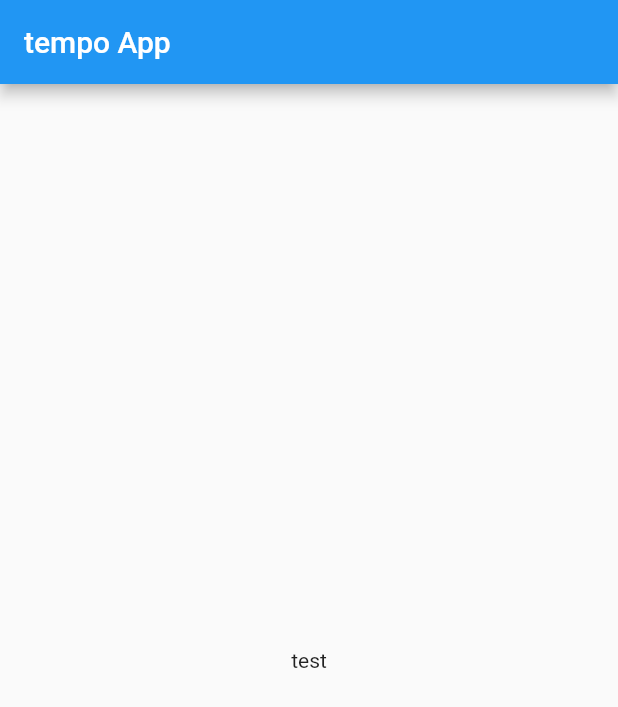
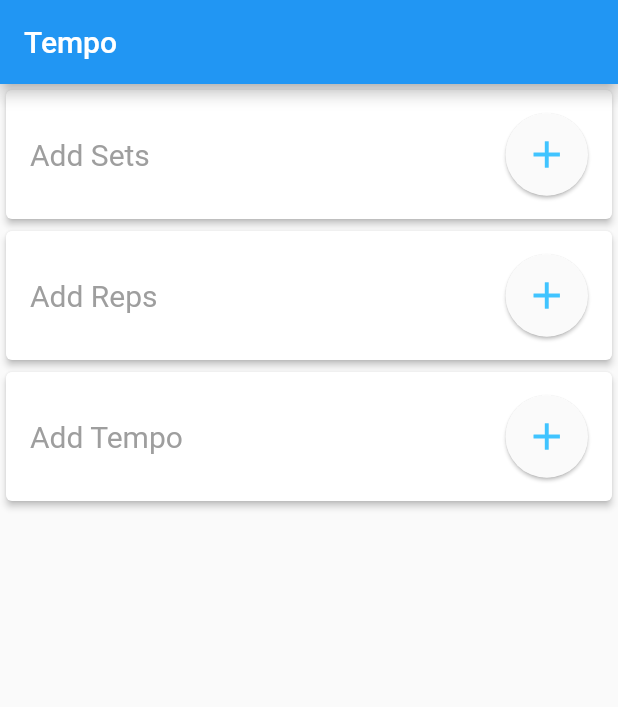
Before and after one commit to djock/intervals, a Flutter app: the screen it shows after launch, on a phone screen of 412 x 824 dp. Shown: the top 707 px of the screen. Run offline on Flutter 3.47's test engine with Material 2 defaults, Android fonts, the phone set to English and light mode, and no system bars; our stand-ins replace flutter_riverpod.

Commit message:
Tempo Settings

```diff
--- a/lib/main.dart
+++ b/lib/main.dart
@@ -1,7 +1,7 @@
 import 'package:flutter/material.dart';
 import 'package:flutter/services.dart';
 import 'package:flutter_riverpod/flutter_riverpod.dart';
-import 'package:focus/screens/configuration_screen.dart';
+import 'package:focus/screens/timer_settings_screen.dart';
 
 void main() {
   Future.delayed(Duration(milliseconds: 1)).then(
@@ -25,9 +25,9 @@ void main() {
       theme: ThemeData(
         fontFamily: 'Roboto',
       ),
-      initialRoute: ConfigurationScreen.id,
+      initialRoute: TimerSettingsScreen.id,
       routes: {
-        ConfigurationScreen.id: (context) => ConfigurationScreen(),
+        TimerSettingsScreen.id: (context) => TimerSettingsScreen(),
       },
     ),
   ));
--- /dev/null
+++ b/lib/models/timer_settings.dart
@@ -0,0 +1,22 @@
+import 'package:flutter/material.dart';
+
+class TimerSettings extends ChangeNotifier {
+  int sets = 0;
+  int reps = 0;
+  int time = 0;
+  Map<String,int> tempos = {};
+
+  void updateSets(int newValue) {
+    sets = newValue;
+    notifyListeners();
+  }
+
+  void updateReps(int newValue) {
+    reps = newValue;
+    notifyListeners();
+  }
+
+  void updateTempos(String text, int value) {
+    tempos[text] = value;
+  }
+}
--- a/lib/screens/configuration_screen.dart
+++ /dev/null
@@ -1,19 +0,0 @@
-import 'package:flutter/material.dart';
-import 'package:flutter_riverpod/flutter_riverpod.dart';
-import 'package:focus/utilities/providers.dart';
-
-class ConfigurationScreen extends ConsumerWidget {
-  static const String id = 'ConfigurationScreen';
-
-  @override
-  Widget build(BuildContext context, WidgetRef ref) {
-    final isDark = ref.watch(isDarkThemeProvider);
-
-    return WillPopScope(
-      onWillPop: ()  async { return true; },
-      child: Scaffold(
-          appBar: AppBar(title: Text('tempo App'),),
-          body: Center(child: Text('test'),))
-    );
-  }
-}
--- /dev/null
+++ b/lib/screens/timer_settings_screen.dart
@@ -0,0 +1,121 @@
+import 'package:flutter/material.dart';
+import 'package:flutter_riverpod/flutter_riverpod.dart';
+import 'package:focus/utilities/providers.dart';
+import 'package:focus/widgets/tempo_item.dart';
+import 'package:focus/widgets/wide_button.dart';
+
+class TimerSettingsScreen extends StatefulWidget {
+  static const String id = 'ConfigurationScreen';
+
+  @override
+  TimerSettingsScreenState createState() => TimerSettingsScreenState();
+}
+
+class TimerSettingsScreenState extends State<TimerSettingsScreen> {
+  @override
+  Widget build(BuildContext context) {
+    return Consumer(
+      builder: (BuildContext context, WidgetRef ref, Widget? child) {
+        // final isDark = ref.watch(isDarkThemeProvider);
+        final timerSettings = ref.watch(timerSettingsNotifier);
+
+        return WillPopScope(
+            onWillPop: () async {
+              return true;
+            },
+            child: Scaffold(
+                appBar: AppBar(
+                  title: Text('Tempo'),
+                ),
+                body: SingleChildScrollView(
+                  child: Center(
+                      child: Column(
+                    mainAxisAlignment: MainAxisAlignment.start,
+                    children: [
+                      _buildSetWidget(ref),
+                      _buildRepsWidget(ref),
+                      _buildTempos(ref),
+                      WideButton(
+                          value: 0,
+                          onChanged: (newValue) {
+                            ref.read(timerSettingsNotifier).updateTempos('Tempo '+(timerSettings.tempos.length+1).toString(), 0);
+                            setState(() {
+
+                            });
+                          },
+                          title: 'Add Tempo')
+                    ],
+                  )),
+                )));
+      },
+    );
+  }
+
+  Widget _buildSetWidget(WidgetRef ref) {
+    final timerSettings = ref.watch(timerSettingsNotifier);
+
+    if (timerSettings.sets != 0) {
+      return TempoItem(
+        value: timerSettings.sets,
+        onChanged: (newValue) {
+          ref.read(timerSettingsNotifier).updateSets(newValue);
+        },
+        title: 'Sets',
+      );
+    } else {
+      return WideButton(
+        value: timerSettings.sets,
+        onChanged: (newValue) {
+          ref.read(timerSettingsNotifier).updateSets(newValue);
+          setState(() {});
+        },
+        title: 'Add Sets',
+      );
+    }
+  }
+
+  Widget _buildRepsWidget(WidgetRef ref) {
+    final timerSettings = ref.watch(timerSettingsNotifier);
+
+    if (timerSettings.reps != 0) {
+      return TempoItem(
+        value: timerSettings.reps,
+        onChanged: (newValue) {
+          ref.read(timerSettingsNotifier).updateReps(newValue);
+        },
+        title: 'Reps',
+      );
+    } else {
+      return WideButton(
+        value: timerSettings.reps,
+        onChanged: (newValue) {
+          ref.read(timerSettingsNotifier).updateReps(newValue);
+          setState(() {});
+        },
+        title: 'Add Reps',
+      );
+    }
+  }
+
+  Widget _buildTempos(WidgetRef ref) {
+    final timerSettings = ref.watch(timerSettingsNotifier);
+
+    List<Widget> _tempos =
+        List.generate(timerSettings.tempos.length, (index) => SizedBox());
+
+    timerSettings.tempos.forEach((key, value) {
+      _tempos.add(new TempoItem(
+        title: key,
+        value: value,
+        onChanged: (newValue) {
+          ref.read(timerSettingsNotifier).updateTempos(key, newValue);
+          setState(() {});
+        },
+      ));
+    });
+
+    return Column(
+      children: _tempos,
+    );
+  }
+}
--- a/lib/utilities/constants.dart
+++ b/lib/utilities/constants.dart
@@ -2,24 +2,18 @@ import 'package:flutter/material.dart';
 
 typedef void ChangeCallback(double);
 
-Color kSettingsButtonColor = Color(0xFFFAFAFA);
-
-Color kSettingsButtonIconColor = Colors.lightBlueAccent;
-
-TextStyle kCardTitleTextStyle = TextStyle(
+TextStyle cardTitleTextStyle = TextStyle(
   fontSize: 20,
   color: Colors.grey,
 );
 
-TextStyle kTitleTextStyle = TextStyle(
+TextStyle titleTextStyle = TextStyle(
   fontWeight: FontWeight.w200,
   fontSize: 25,
   letterSpacing: 3,
   color: Colors.black,
 );
 
-TextStyle kBreathingTextStyle = TextStyle(
-  fontSize: 20,
-);
-
-double kSettingsButtonIconSize = 30.0;
+Color buttonColor = Color(0xFFFAFAFA);
+Color roundButtonIconColor = Colors.lightBlueAccent;
+double roundButtonIconSize = 30.0;
--- a/lib/utilities/providers.dart
+++ b/lib/utilities/providers.dart
@@ -1,3 +1,5 @@
 import 'package:flutter_riverpod/flutter_riverpod.dart';
+import 'package:focus/models/timer_settings.dart';
 
 final isDarkThemeProvider = StateProvider<bool>((ref) => false);
+final timerSettingsNotifier = ChangeNotifierProvider<TimerSettings>((ref) => TimerSettings());
--- /dev/null
+++ b/lib/widgets/wide_button.dart
@@ -0,0 +1,54 @@
+import 'package:flutter/material.dart';
+import 'package:focus/utilities/constants.dart';
+import 'package:focus/widgets/round_button.dart';
+
+class WideButton extends StatelessWidget {
+  const WideButton({
+    required this.value,
+    required this.onChanged,
+    required this.title,
+  });
+
+  final int value;
+  final ChangeCallback onChanged;
+  final String title;
+
+  @override
+  Widget build(BuildContext context) {
+    return Card(
+      elevation: 2,
+      child: Padding(
+        padding: const EdgeInsets.symmetric(horizontal: 16.0, vertical: 8.0),
+        child: Row(
+          mainAxisAlignment: MainAxisAlignment.spaceBetween,
+          children: <Widget>[
+            Container(
+              height: 70,
+              child: Column(
+                crossAxisAlignment: CrossAxisAlignment.start,
+                mainAxisAlignment: MainAxisAlignment.center,
+                children: <Widget>[
+                  Text(
+                    title,
+                    style: cardTitleTextStyle,
+                  ),
+                ],
+              ),
+            ),
+            RoundButton(
+              color: buttonColor,
+              child: Icon(
+                Icons.add,
+                color: roundButtonIconColor,
+                size: roundButtonIconSize,
+              ),
+              onPressed: () {
+                onChanged(value + 1);
+              },
+            ),
+          ],
+        ),
+      ),
+    );
+  }
+}
```
Also changed, not shown: lib/models/timer_config.dart (deleted, +0 -15 lines), lib/widgets/tempo_item.dart (+16 -10 lines).
